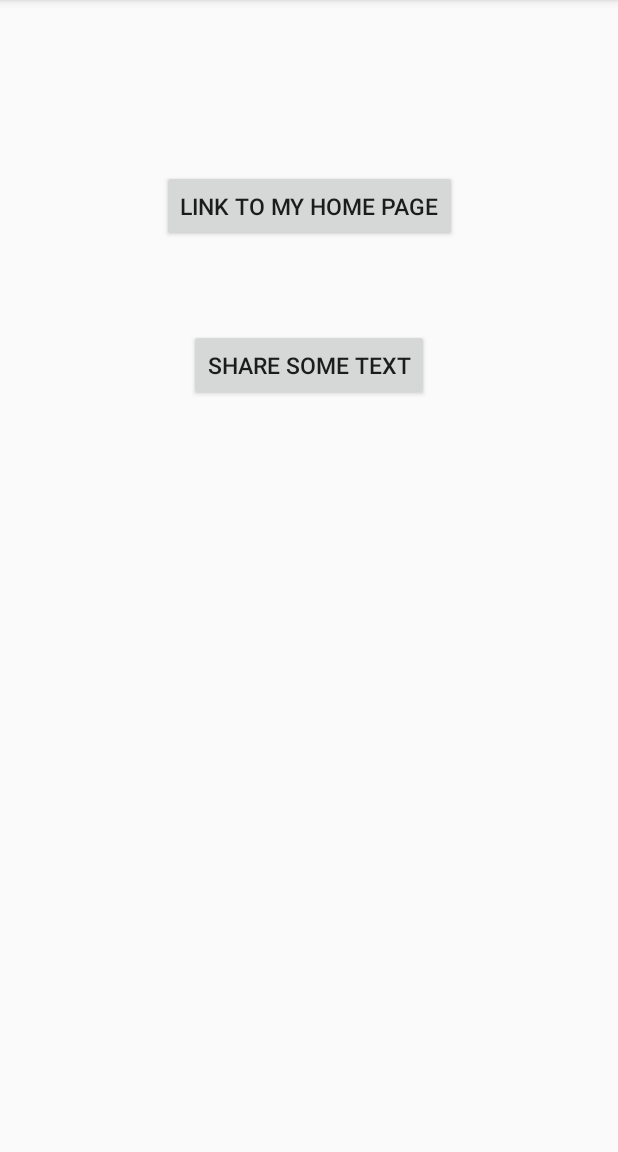
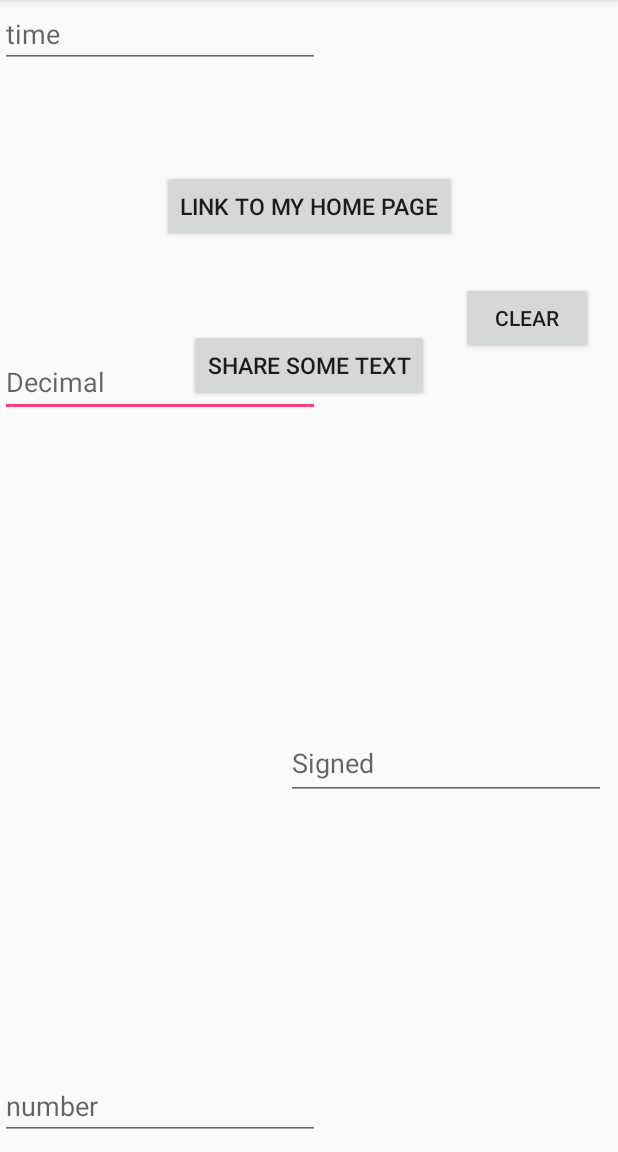
Before and after one commit to JasonTang99/Art3mis, an Android app: the screen it shows after launch (MainActivity), on a phone screen of 412 x 824 dp, the part 84-1236 px from its top. Run offline under Robolectric (Android 15) with nearby library versions, the phone set to English and light mode, and no system bars.

Commit message:
Messing with different inputs

```diff
--- a/app/src/main/java/com/example/jason/art3mis/MainActivity.java
+++ b/app/src/main/java/com/example/jason/art3mis/MainActivity.java
@@ -12,8 +12,28 @@ public class MainActivity extends AppCompatActivity {
   @Override
   protected void onCreate(Bundle savedInstanceState) {
     super.onCreate(savedInstanceState);
+
+
+    if (savedInstanceState != null) {
+      // do stuff
+    }
     setContentView(R.layout.activity_main);
   }
+
+  @Override
+  public void onRestoreInstanceState(Bundle savedInstanceState) {
+    // do more stuff, runs after onCreate and only if theres a save state
+
+  }
+
+  public void onSaveInstanceState(Bundle outState) {
+    // outState.putString();
+
+    // call superclass to save any view hierarchy
+    super.onSaveInstanceState(outState);
+  }
+
+
 
 
   public void openHomePage(View v) {
@@ -61,25 +81,19 @@ public class MainActivity extends AppCompatActivity {
     return input.matches("[\\d\\.\\/]*");
   }
 
-  public static double toDecimal() { // String input
-    // Gets input from user
-//    Scanner scan = new Scanner(System.in);
-//    System.out.println("Enter a number: ");
-//    String input = scan.next();
-    String input = "hi";
-
+  public static double toDecimal(String input) {
     System.out.println(input);
 
     if ( !isNum(input) ) {
       System.out.println("Check that you entered the number correctly!");
-      return toDecimal();
+      return -1.0;
     }
     else {
       if (input.contains("/")) {
         String[] splt = input.split("/");
         if (splt.length > 2) {
           System.out.println("You have too many fractions! Try again");
-          return toDecimal();
+          return -1.0;
         }
         else {
           return Double.parseDouble(splt[0]) / Double.parseDouble(splt[1]);
--- a/app/src/main/res/layout/activity_main.xml
+++ b/app/src/main/res/layout/activity_main.xml
@@ -7,6 +7,7 @@
   tools:context=".MainActivity">
 
   <Button
+    android:id="@+id/button2"
     android:layout_width="wrap_content"
     android:layout_height="wrap_content"
     android:layout_marginBottom="8dp"
@@ -25,6 +26,7 @@
     app:layout_constraintVertical_bias="0.15" />
 
   <Button
+    android:id="@+id/button3"
     android:layout_width="wrap_content"
     android:layout_height="wrap_content"
     android:layout_marginBottom="8dp"
@@ -42,4 +44,70 @@
     app:layout_constraintTop_toTopOf="parent"
     app:layout_constraintVertical_bias="0.3" />
 
+  <EditText
+    android:id="@+id/editText"
+    android:layout_width="wrap_content"
+    android:layout_height="46dp"
+    android:layout_marginBottom="8dp"
+    android:layout_marginTop="232dp"
+    android:ems="10"
+    android:hint="Decimal"
+    android:inputType="numberDecimal"
+    app:layout_constraintBottom_toBottomOf="parent"
+    app:layout_constraintTop_toTopOf="parent"
+    app:layout_constraintVertical_bias="0.0"
+    tools:layout_editor_absoluteX="16dp" />
+
+  <EditText
+    android:id="@+id/editText2"
+    android:layout_width="wrap_content"
+    android:layout_height="49dp"
+    android:layout_marginBottom="8dp"
+    android:layout_marginEnd="8dp"
+    android:layout_marginRight="8dp"
+    android:layout_marginTop="8dp"
+    android:ems="10"
+    android:hint="Signed"
+    android:inputType="numberSigned"
+    app:layout_constraintBottom_toBottomOf="parent"
+    app:layout_constraintEnd_toEndOf="parent"
+    app:layout_constraintTop_toTopOf="parent"
+    app:layout_constraintVertical_bias="0.677" />
+
+  <EditText
+    android:id="@+id/editText3"
+    android:layout_width="wrap_content"
+    android:layout_height="wrap_content"
+    android:layout_marginBottom="8dp"
+    android:ems="10"
+    android:hint="number"
+    android:inputType="number"
+    app:layout_constraintBottom_toBottomOf="parent"
+    tools:layout_editor_absoluteX="84dp" />
+
+  <EditText
+    android:id="@+id/editText4"
+    android:layout_width="wrap_content"
+    android:layout_height="wrap_content"
+    android:ems="10"
+    android:hint="time"
+    android:inputType="time"
+    tools:layout_editor_absoluteX="72dp"
+    tools:layout_editor_absoluteY="16dp" />
+
+  <Button
+    android:id="@+id/button"
+    android:layout_width="wrap_content"
+    android:layout_height="wrap_content"
+    android:layout_marginEnd="8dp"
+    android:layout_marginLeft="8dp"
+    android:layout_marginRight="8dp"
+    android:layout_marginStart="8dp"
+    android:layout_marginTop="188dp"
+    android:text="Clear"
+    app:layout_constraintEnd_toEndOf="parent"
+    app:layout_constraintHorizontal_bias="0.971"
+    app:layout_constraintStart_toStartOf="parent"
+    app:layout_constraintTop_toTopOf="parent" />
+
 </android.support.constraint.ConstraintLayout>
```
